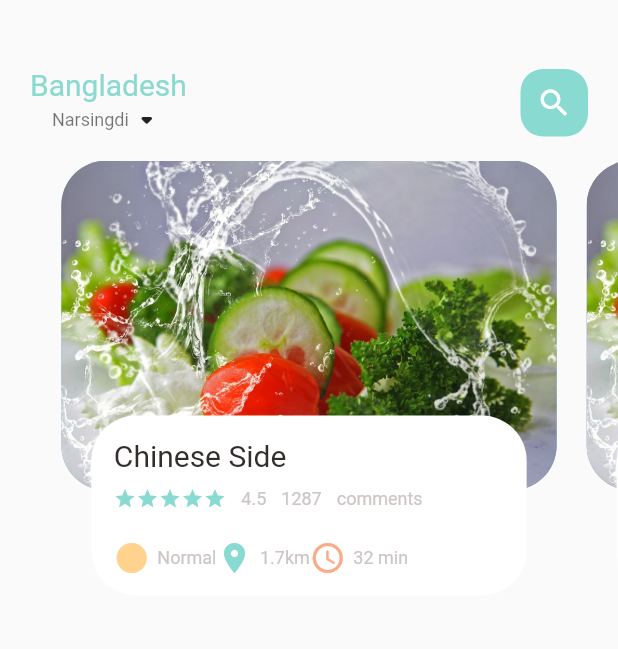
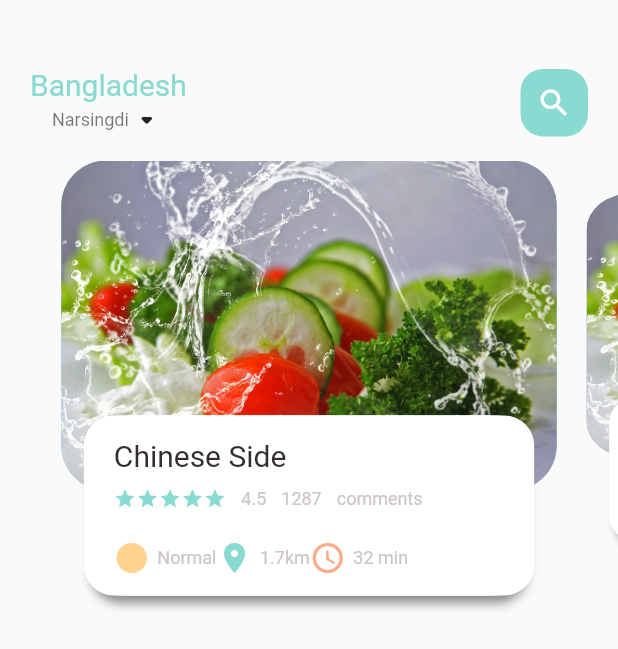
Before and after one commit to FidelisMatheus/e_commerce_app_flutter, a Flutter app: the screen it shows after launch, on a phone screen of 412 x 824 dp. Shown: the top 649 px of the screen. Run offline on Flutter 3.47's test engine with Material 2 defaults, Android fonts, the phone set to English and light mode, and no system bars.

Commit message:
Updates in carousel scrolling

```diff
--- a/lib/home/food_page_body.dart
+++ b/lib/home/food_page_body.dart
@@ -16,6 +16,24 @@ class FoodPageBody extends StatefulWidget {
 class _FoodPageBodyState extends State<FoodPageBody> {
   //aqui dizemos se o proximo slide deve ser visivel
   PageController pageController = PageController(viewportFraction: 0.85);
+  var _currPageValue = 0.0;
+  double _scaleFactor = 0.8;
+  double _height = 220;
+
+  @override
+  void initState() {
+    super.initState();
+    pageController.addListener(() {
+      setState(() {
+        _currPageValue = pageController.page!;
+      });
+    });
+  }
+
+  @override
+  void dispose() {
+    pageController.dispose();
+  }
 
   @override
   Widget build(BuildContext context) {
@@ -33,7 +51,47 @@ class _FoodPageBodyState extends State<FoodPageBody> {
   }
 
   Widget _buildPageItem(int index) {
-    return Stack(
+    Matrix4 matrix = new Matrix4.identity();
+    /*
+    * Se refere a pagina anterior
+    */
+    if (index == _currPageValue.floor()) {
+      var currScale = 1 - (_currPageValue - index) * (1 - _scaleFactor);
+      var currTrans = _height * (1 - currScale) / 2;
+
+      matrix = Matrix4.diagonal3Values(1, currScale, 1)
+        ..setTranslationRaw(0, currTrans, 0);
+      /*
+      * Se refere a pagina anterior
+      */
+    } else if (index == _currPageValue.floor() + 1) {
+      var currScale =
+          _scaleFactor + (_currPageValue - index + 1) * (1 - _scaleFactor);
+      var currTrans = _height * (1 - currScale) / 2;
+      matrix = Matrix4.diagonal3Values(1, currScale, 1);
+      matrix = Matrix4.diagonal3Values(1, currScale, 1)
+        ..setTranslationRaw(0, currTrans, 0);
+      /*
+      * Se refere a pagina anterior
+      */
+    } else if (index == _currPageValue.floor() - 1) {
+      var currScale = 1 - (_currPageValue - index) * (1 - _scaleFactor);
+      var currTrans = _height * (1 - currScale) / 2;
+      matrix = Matrix4.diagonal3Values(1, currScale, 1);
+      matrix = Matrix4.diagonal3Values(1, currScale, 1)
+        ..setTranslationRaw(0, currTrans, 0);
+      /*
+      * O else é um geral de quando as outras opções não ficam true
+      */
+    } else {
+      var currScale = 0.8;
+      matrix = Matrix4.diagonal3Values(1, currScale, 1)
+        ..setTranslationRaw(0, _height * (1 - _scaleFactor) / 2, 1);
+    }
+
+    return Transform(
+      transform: matrix,
+      child: Stack(
         children: [
           Container(
             height: 220,
@@ -55,8 +113,23 @@ class _FoodPageBodyState extends State<FoodPageBody> {
               height: 120,
               margin: EdgeInsets.only(left: 30, right: 30, bottom: 30),
               decoration: BoxDecoration(
-              borderRadius: BorderRadius.circular(30),
+                borderRadius: BorderRadius.circular(20),
                 color: Colors.white,
+                boxShadow: const [
+                  BoxShadow(
+                    color: Color.fromARGB(255, 136, 136, 136),
+                    blurRadius: 5.0,
+                    offset: Offset(0, 5),
+                  ),
+                  BoxShadow(
+                    color: Colors.white,
+                    offset: Offset(-5, 0),
+                  ),
+                  BoxShadow(
+                    color: Colors.white,
+                    offset: Offset(5, 0),
+                  ),
+                ],
               ),
               child: Container(
                 padding: EdgeInsets.only(top: 15, left: 15, right: 15),
@@ -115,6 +188,7 @@ class _FoodPageBodyState extends State<FoodPageBody> {
             ),
           ),
         ],
+      ),
     );
   }
 }
```
Lines whose indentation alone changed are shown as unchanged.
